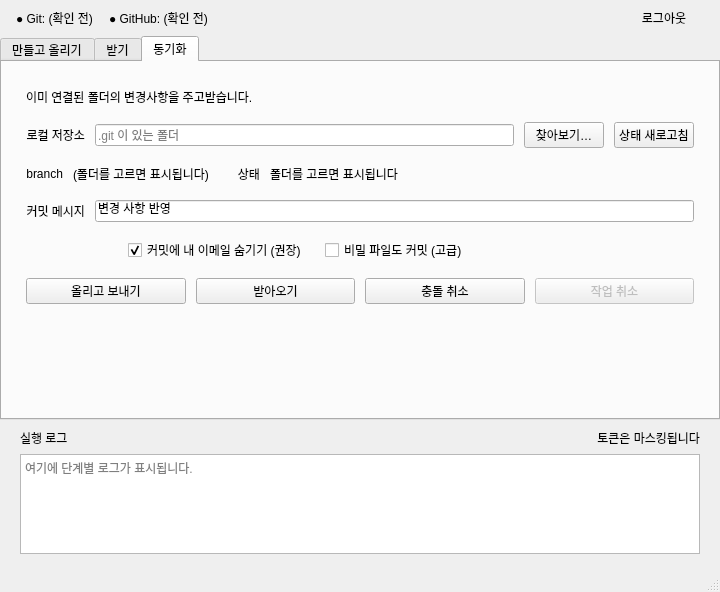
Above: ui/main_window.ui from seongbin45/CloneUp before the change. Below: the same form after it.
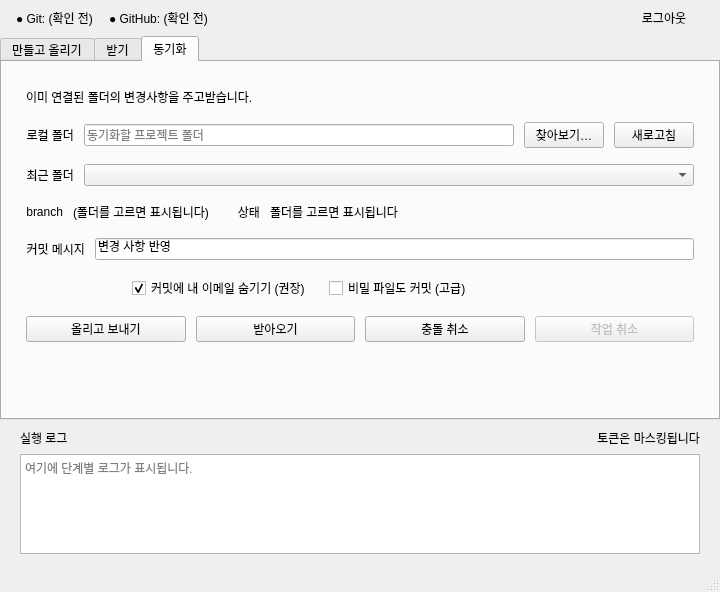
That is the form after the change. The open tabs and pages were chosen to show the change.

Commit message:
release: CloneUp 0.1.4 — sync UX, installer terms, Control Panel icons
Product polish after 0.1.3: sync branch/status chips and folder row layout,
recent folders and path elide, Inno license from design terms, multi-size
icons for Setup/shortcuts/Add-Remove Programs. Version bump and release notes.

```diff
--- a/ui/main_window.ui
+++ b/ui/main_window.ui
@@ -673,7 +673,7 @@
           <item>
            <widget class="QLabel" name="labelSyncFolder">
             <property name="text">
-             <string>로컬 저장소</string>
+             <string>로컬 폴더</string>
             </property>
             <property name="alignment">
              <set>Qt::AlignmentFlag::AlignRight|Qt::AlignmentFlag::AlignVCenter</set>
@@ -683,7 +683,10 @@
           <item>
            <widget class="QLineEdit" name="editSyncFolder">
             <property name="placeholderText">
-             <string>.git 이 있는 폴더</string>
+             <string>동기화할 프로젝트 폴더</string>
+            </property>
+            <property name="toolTip">
+             <string>이미 Git으로 연결된 프로젝트 폴더 경로입니다.</string>
             </property>
            </widget>
           </item>
@@ -697,7 +700,43 @@
           <item>
            <widget class="QPushButton" name="btnSyncRefresh">
             <property name="text">
-             <string>상태 새로고침</string>
+             <string>새로고침</string>
+            </property>
+            <property name="toolTip">
+             <string>branch·상태를 다시 읽습니다.</string>
+            </property>
+           </widget>
+          </item>
+         </layout>
+        </item>
+        <item>
+         <layout class="QHBoxLayout" name="syncRecentLayout">
+          <property name="spacing">
+           <number>10</number>
+          </property>
+          <item>
+           <widget class="QLabel" name="labelSyncRecent">
+            <property name="text">
+             <string>최근 폴더</string>
+            </property>
+            <property name="alignment">
+             <set>Qt::AlignmentFlag::AlignRight|Qt::AlignmentFlag::AlignVCenter</set>
+            </property>
+           </widget>
+          </item>
+          <item>
+           <widget class="QComboBox" name="comboSyncRecent">
+            <property name="editable">
+             <bool>false</bool>
+            </property>
+            <property name="sizePolicy">
+             <sizepolicy hsizetype="Expanding" vsizetype="Fixed">
+              <horstretch>0</horstretch>
+              <verstretch>0</verstretch>
+             </sizepolicy>
+            </property>
+            <property name="toolTip">
+             <string>최근에 쓴 폴더를 고르면 바로 상태를 읽습니다.</string>
             </property>
            </widget>
           </item>
@@ -852,7 +891,7 @@
            <number>18</number>
           </property>
           <property name="leftMargin">
-           <number>102</number>
+           <number>106</number>
           </property>
           <item>
            <widget class="QCheckBox" name="checkSyncHideEmail">
```
Left out of the diff: 4 changed lines with no effect on the pictures. The commit also changes 21 other files.
